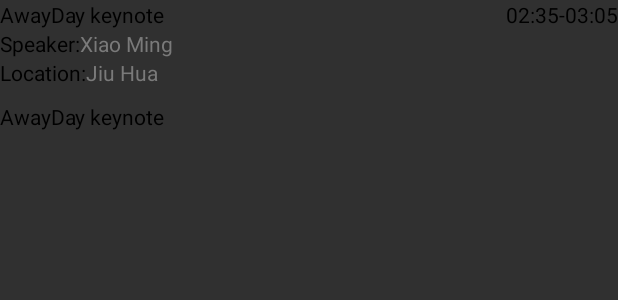
After one commit to zhuao/AwayDay, an Android app: the layout session_view.xml on its own in the app's theme, with its tools: preview values and no code run, on a phone screen of 412 x 824 dp. The commit adds this screen. Shown: the top 300 px of the screen. Run offline under Robolectric (Android 15) with nearby library versions, the phone set to English and light mode, and no system bars.

Commit message:
Add list view

```diff
--- a/Android/AwayDay/src/main/java/com/thoughtworks/mobile/awayday/helper/ScreenSwitchHelper.java
+++ b/Android/AwayDay/src/main/java/com/thoughtworks/mobile/awayday/helper/ScreenSwitchHelper.java
@@ -4,19 +4,21 @@ import android.app.FragmentManager;
 
 import com.thoughtworks.mobile.awayday.R;
 import com.thoughtworks.mobile.awayday.activity.AgendaFragment;
+import com.thoughtworks.mobile.awayday.activity.LessonTwoFragment;
 import com.thoughtworks.mobile.awayday.activity.MainActivity;
 import com.thoughtworks.mobile.awayday.activity.PathFragment;
 import com.thoughtworks.mobile.awayday.activity.SettingFragment;
 
 public class ScreenSwitchHelper {
     private final FragmentManager fragmentManager;
-    private AgendaFragment agendaFragment;
+    private LessonTwoFragment agendaFragment;
     private PathFragment pathFragment;
     private SettingFragment settingFragment;
 
     public ScreenSwitchHelper(MainActivity mainActivity) {
         fragmentManager = mainActivity.getFragmentManager();
-        agendaFragment = new AgendaFragment();
+//        agendaFragment = new AgendaFragment();
+        agendaFragment = new LessonTwoFragment();
         pathFragment = new PathFragment();
         settingFragment = new SettingFragment();
     }
--- /dev/null
+++ b/Android/AwayDay/src/main/res/layout/session_view.xml
@@ -0,0 +1,74 @@
+<?xml version="1.0" encoding="utf-8"?>
+<LinearLayout xmlns:android="http://schemas.android.com/apk/res/android"
+    android:layout_width="match_parent"
+    android:layout_height="match_parent"
+    xmlns:tools="http://schemas.android.com/tools"
+    android:orientation="vertical">
+    <LinearLayout
+        android:layout_width="match_parent"
+        android:layout_height="wrap_content"
+        android:orientation="horizontal">
+        <TextView
+            android:id="@+id/session_title"
+            android:layout_weight="1"
+            android:layout_width="0dp"
+            android:layout_height="wrap_content"
+            android:textColor="@color/black"
+            android:singleLine="true"
+            tools:text="AwayDay keynote"/>
+        <TextView
+            android:id="@+id/session_duration"
+            android:layout_width="wrap_content"
+            android:layout_height="wrap_content"
+            android:textColor="@color/black"
+            tools:text="02:35-03:05"/>
+    </LinearLayout>
+
+    <LinearLayout
+        android:id="@+id/session_speaker_layout"
+        android:layout_width="match_parent"
+        android:layout_height="wrap_content"
+        android:orientation="horizontal"
+        android:visibility="gone"
+        tools:visibility="visible">
+        <TextView
+            android:layout_width="wrap_content"
+            android:layout_height="wrap_content"
+            android:textColor="@color/black"
+            android:text="Speaker:"/>
+        <TextView
+            android:id="@+id/session_speaker"
+            android:layout_width="wrap_content"
+            android:layout_height="wrap_content"
+            android:textColor="@color/gray"
+            tools:text="Xiao Ming"/>
+    </LinearLayout>
+    <LinearLayout
+        android:id="@+id/session_location_layout"
+        android:layout_width="match_parent"
+        android:layout_height="wrap_content"
+        android:orientation="horizontal"
+        android:visibility="gone"
+        tools:visibility="visible">
+        <TextView
+            android:layout_width="wrap_content"
+            android:layout_height="wrap_content"
+            android:text="Location:"
+            android:textColor="@color/black"/>
+        <TextView
+            android:id="@+id/session_location"
+            android:layout_width="wrap_content"
+            android:layout_height="wrap_content"
+            android:textColor="@color/gray"
+            tools:text="Jiu Hua"/>
+    </LinearLayout>
+    <TextView
+        android:id="@+id/session_description"
+        android:layout_width="match_parent"
+        android:layout_height="wrap_content"
+        tools:text="AwayDay keynote"
+        android:textColor="@color/black"
+        android:layout_marginTop="10dp"
+        android:visibility="gone"
+        tools:visibility="visible"/>
+</LinearLayout>
```
Also changed, not shown: Android/AwayDay/src/main/java/com/thoughtworks/mobile/awayday/activity/LessonTwoFragment.java (added, +109 -0 lines), Android/AwayDay/src/main/java/com/thoughtworks/mobile/awayday/adapter/AgendaListViewAdapter.java (+4 -4 lines), Android/AwayDay/src/main/res/layout/agenda_item_view_layout.xml (+68 -30 lines), Android/AwayDay/src/main/res/layout/fragment_lesson_two.xml (added, +12 -0 lines), Android/AwayDay/src/main/res/raw/agendas.json (added, +313 -0 lines).
